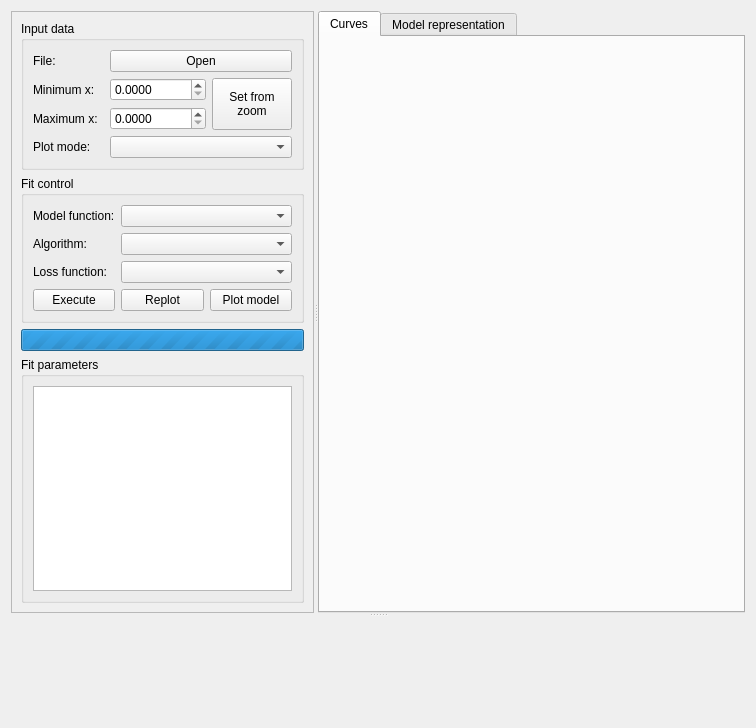
Qt form src/saxsfittool/resource/saxsfittool.ui (awacha/saxsfittool) before a commit.
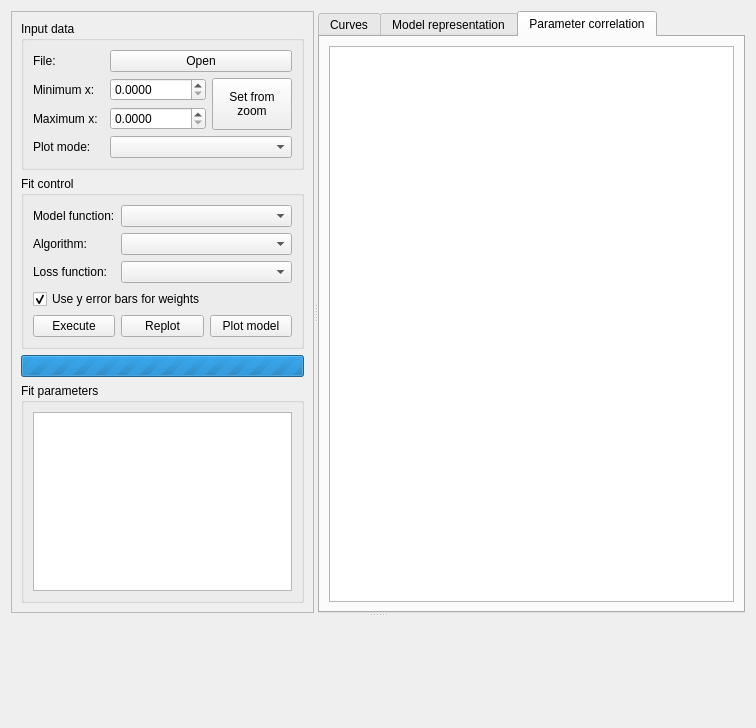
The same form after that commit. The open tabs and pages were chosen to show the change. Icons and pictures are not drawn.

Commit message: Model representation graph. Parameter correlation matrix display.

Patch:
```diff
--- a/src/saxsfittool/resource/saxsfittool.ui
+++ b/src/saxsfittool/resource/saxsfittool.ui
@@ -163,7 +163,7 @@
              </property>
             </widget>
            </item>
-           <item row="4" column="0" colspan="2">
+           <item row="5" column="0" colspan="2">
             <layout class="QHBoxLayout" name="horizontalLayout_2">
              <item>
               <widget class="QPushButton" name="executePushButton">
@@ -215,6 +215,16 @@
            <item row="3" column="1">
             <widget class="QComboBox" name="lossFunctionComboBox"/>
            </item>
+           <item row="4" column="0" colspan="2">
+            <widget class="QCheckBox" name="weightingCheckBox">
+             <property name="text">
+              <string>Use y error bars for weights</string>
+             </property>
+             <property name="checked">
+              <bool>true</bool>
+             </property>
+            </widget>
+           </item>
           </layout>
          </widget>
         </item>
@@ -336,6 +346,16 @@
          </item>
         </layout>
        </widget>
+       <widget class="QWidget" name="tab_3">
+        <attribute name="title">
+         <string>Parameter correlation</string>
+        </attribute>
+        <layout class="QVBoxLayout" name="verticalLayout_7">
+         <item>
+          <widget class="QTableView" name="correlationTableView"/>
+         </item>
+        </layout>
+       </widget>
       </widget>
      </widget>
      <widget class="QWidget" name="logContainerWidget" native="true">
```
The commit also changes 9 other files.
